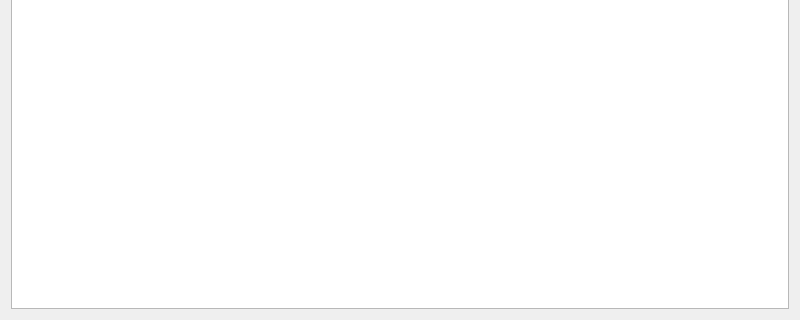
The window that dialog.ui (danielarcil4/Proyecto-final) describes before a commit, drawn with Qt 5; both pictures show x 0 to 800 and y 280 to 600 of the 800 by 600 pixel window.
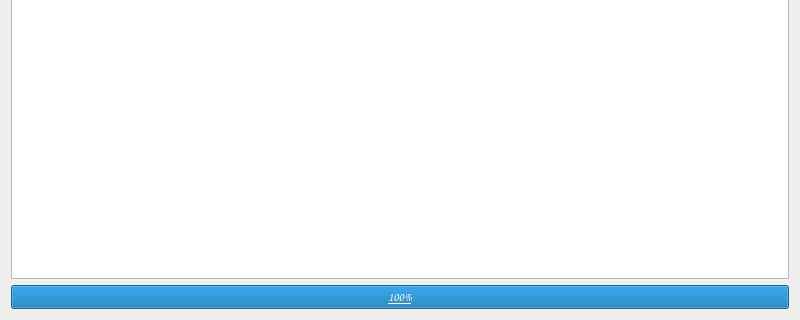
The same window after the commit.

```diff
--- a/dialog.ui
+++ b/dialog.ui
@@ -12,7 +12,7 @@
   </property>
   <property name="font">
    <font>
-    <family>Viner Hand ITC</family>
+    <family>Comic Sans MS</family>
     <pointsize>9</pointsize>
     <underline>true</underline>
    </font>
@@ -24,7 +24,7 @@
    <string>Video Juego Proyecto Final</string>
   </property>
   <layout class="QGridLayout" name="gridLayout">
-   <item row="0" column="0">
+   <item row="1" column="0">
     <widget class="QGraphicsView" name="graphicsView">
      <property name="maximumSize">
       <size>
@@ -40,6 +40,13 @@
      </property>
     </widget>
    </item>
+   <item row="2" column="0">
+    <widget class="QProgressBar" name="progressBar">
+     <property name="value">
+      <number>100</number>
+     </property>
+    </widget>
+   </item>
   </layout>
  </widget>
  <resources/>
```
